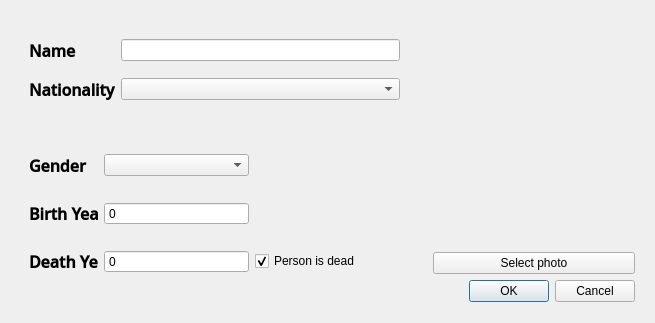
annakrih/T113VLN1-3, file personDialog.ui: the form before one commit.
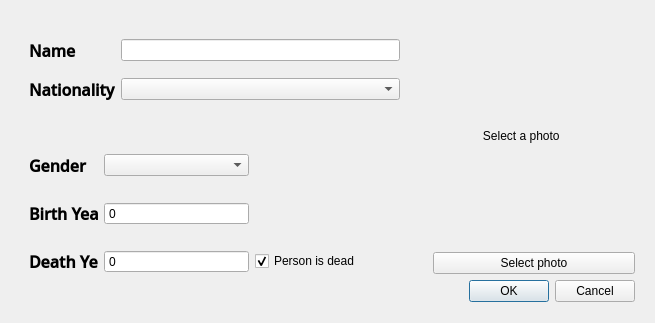
The form after the commit.

The edit to the form file:
```diff
--- a/personDialog.ui
+++ b/personDialog.ui
@@ -299,7 +299,7 @@
          <string notr="true">border-color: qlineargradient(spread:pad, x1:1, y1:0, x2:1, y2:0, stop:0 rgba(0, 0, 0, 255), stop:1 rgba(255, 255, 255, 255));</string>
         </property>
         <property name="text">
-         <string/>
+         <string>               Select a photo</string>
         </property>
        </widget>
       </item>
```
